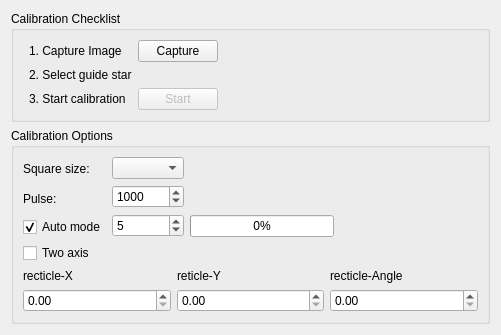
This is kstars/ekos/guide/rcalibration.ui in KDE/kstars as Qt 5 draws it before an edit. The edited form follows.
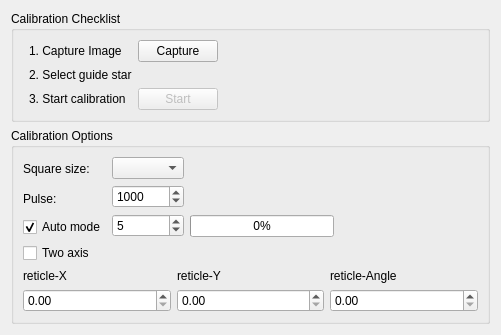
This is the edited form. Custom widgets are drawn as their Qt base class.

The edit to the form file:
```diff
--- a/kstars/ekos/guide/rcalibration.ui
+++ b/kstars/ekos/guide/rcalibration.ui
@@ -270,7 +270,7 @@
           <item>
            <widget class="QLabel" name="l_26">
             <property name="text">
-             <string>recticle-X</string>
+             <string>reticle-X</string>
             </property>
            </widget>
           </item>
@@ -298,7 +298,7 @@
           <item>
            <widget class="QLabel" name="l_28">
             <property name="text">
-             <string>recticle-Angle</string>
+             <string>reticle-Angle</string>
             </property>
            </widget>
           </item>
```
